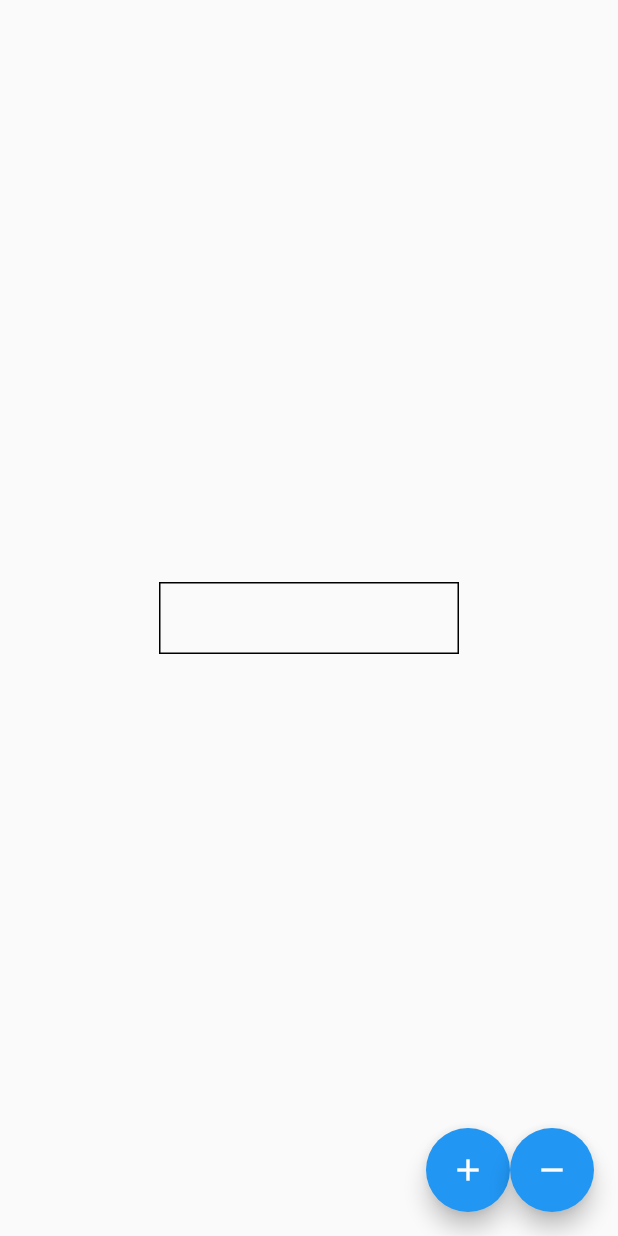
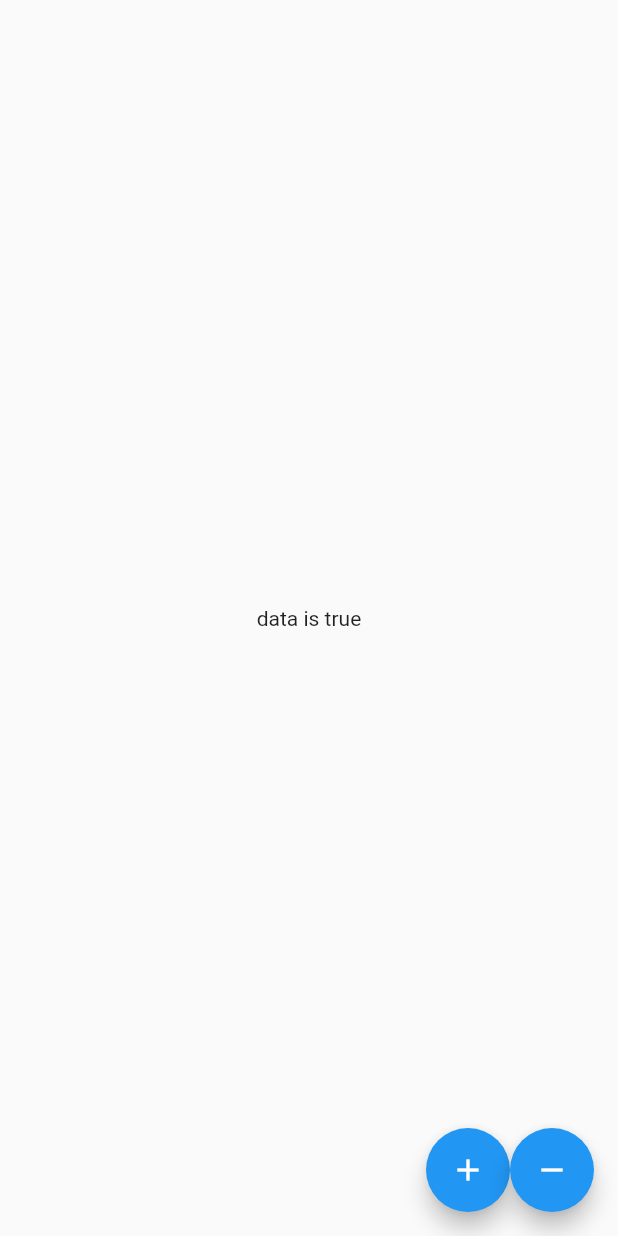
Before and after one commit to talamaska/supr_face_pile, a Flutter app: the screen it shows after launch, on a phone screen of 412 x 824 dp. Run offline on Flutter 3.47's test engine with Material 2 defaults, Android fonts, the phone set to English and light mode, and no system bars; missing offline and left inert: flutter_random_user.

```diff
--- a/example/lib/main.dart
+++ b/example/lib/main.dart
@@ -86,18 +86,31 @@ class _SuprFacePileDemoPageState extends State<SuprFacePileDemoPage> {
   @override
   Widget build(BuildContext context) {
     return Scaffold(
-      body: Center(
-        child: DecoratedBox(
-          decoration: BoxDecoration(border: Border.all()),
-          child: ConstrainedBox(
-            constraints: const BoxConstraints(maxWidth: 200),
-            child: SuprFacePile(
-              users: _facePileUsers,
-              facePercentOverlap: 0.1,
-            ),
-          ),
-        ),
-      ),
+      // body: Center(
+      //   child: DecoratedBox(
+      //     decoration: BoxDecoration(border: Border.all()),
+      //     child: ConstrainedBox(
+      //       constraints: const BoxConstraints(maxWidth: 200),
+      //       child: SuprFacePile(
+      //         users: _facePileUsers,
+      //         facePercentOverlap: 0.1,
+      //       ),
+      //     ),
+      //   ),
+      // ),
+      body: FutureBuilder<bool>(
+          future: Future<bool>.value(true),
+          builder: (BuildContext context, AsyncSnapshot<bool> snapshot) {
+            return FutureBuilderResponse<bool>(
+              dataSnapshot: snapshot,
+              builder:
+                  (BuildContext context, AsyncSnapshot<bool> dataSnapshot) {
+                return Center(
+                  child: Text('data is ${dataSnapshot.data.toString()}'),
+                );
+              },
+            );
+          }),
       floatingActionButton: Row(
         mainAxisSize: MainAxisSize.min,
         children: [
@@ -114,3 +127,34 @@ class _SuprFacePileDemoPageState extends State<SuprFacePileDemoPage> {
     );
   }
 }
+
+typedef FutureBuilderResponseBuilder<T> = Widget Function(
+    BuildContext context, AsyncSnapshot<T> dataSnapshot);
+
+class FutureBuilderResponse<T> extends StatelessWidget {
+  final AsyncSnapshot<T> dataSnapshot;
+  final FutureBuilderResponseBuilder<T> builder;
+
+  const FutureBuilderResponse({
+    Key? key,
+    required this.dataSnapshot,
+    required this.builder,
+  }) : super(key: key);
+
+  @override
+  Widget build(BuildContext context) {
+    if (dataSnapshot.connectionState == ConnectionState.waiting) {
+      return const Center(child: CircularProgressIndicator());
+    } else {
+      if (dataSnapshot.error != null) {
+        // ...
+        // Do error handling stuff
+        return const Center(
+          child: Text('An error occurred!'),
+        );
+      } else {
+        return builder(context, dataSnapshot);
+      }
+    }
+  }
+}
--- a/lib/src/supr_face_pile.dart
+++ b/lib/src/supr_face_pile.dart
@@ -26,7 +26,7 @@ class _SuprFacePileState extends State<SuprFacePile> {
   void initState() {
     super.initState();
 
-    WidgetsBinding.instance!.addPostFrameCallback((Duration timeStamp) {
+    WidgetsBinding.instance.addPostFrameCallback((Duration timeStamp) {
       _syncUsersWithPile();
     });
   }
@@ -35,7 +35,7 @@ class _SuprFacePileState extends State<SuprFacePile> {
   void didUpdateWidget(SuprFacePile oldWidget) {
     super.didUpdateWidget(oldWidget);
 
-    WidgetsBinding.instance!.addPostFrameCallback((Duration timeStamp) {
+    WidgetsBinding.instance.addPostFrameCallback((Duration timeStamp) {
       _syncUsersWithPile();
     });
   }
```
Also changed, not shown: pubspec.yaml (+7 -45 lines), example/pubspec.lock, 4 other files.
